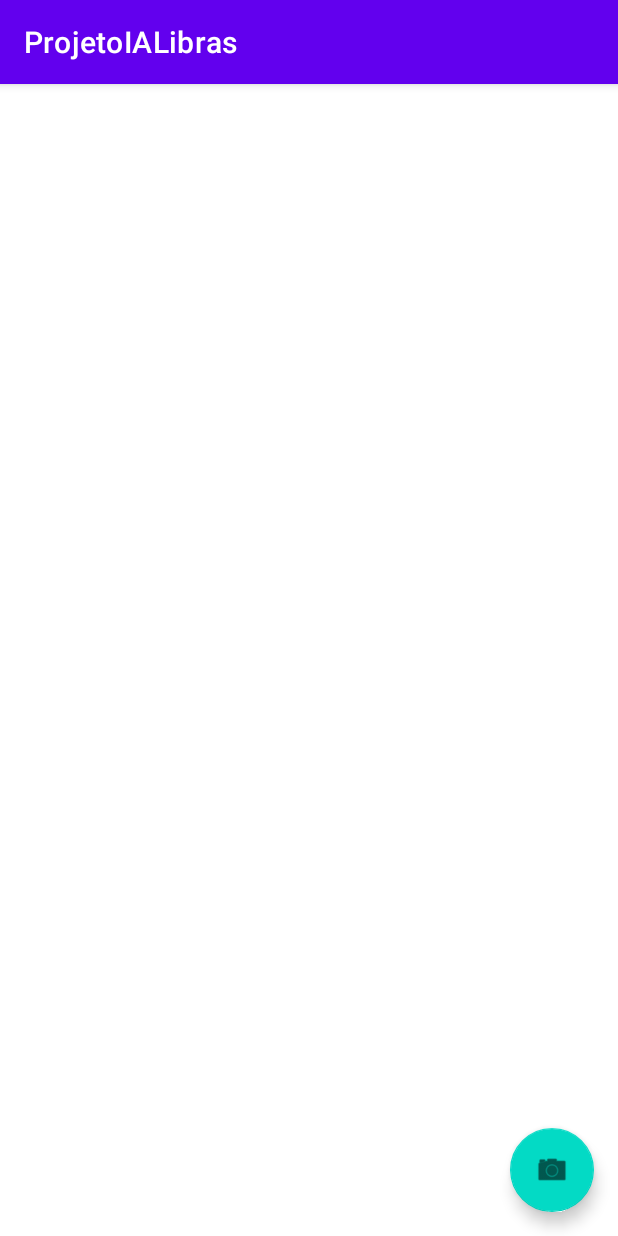
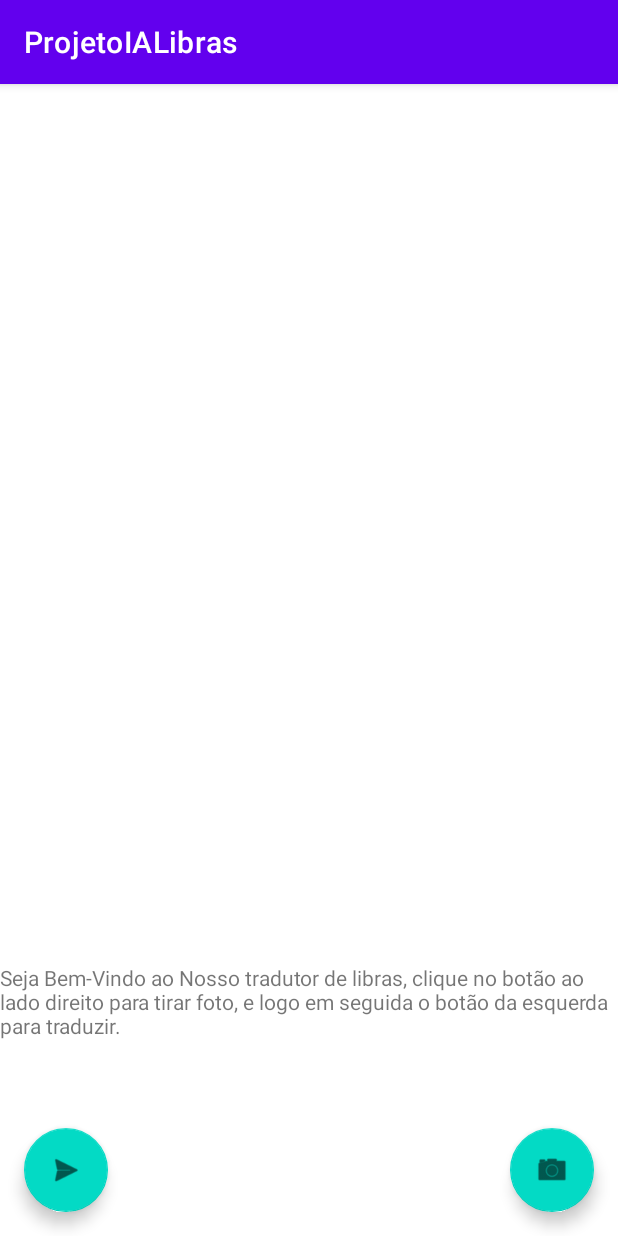
Before and after one commit to js-siqueira/ProjetoIALibras, an Android app: the screen it shows after launch (MainActivity), on a phone screen of 412 x 824 dp. Run offline under Robolectric (Android 15) with nearby library versions, the phone set to English and light mode, and no system bars.

Commit message:
Atualização de funcionalidade

```diff
--- a/app/src/main/res/layout/activity_main.xml
+++ b/app/src/main/res/layout/activity_main.xml
@@ -4,33 +4,51 @@
     xmlns:tools="http://schemas.android.com/tools"
     android:layout_width="match_parent"
     android:layout_height="match_parent"
+    android:visibility="visible"
     app:layout_behavior="@string/appbar_scrolling_view_behavior"
     tools:context=".MainActivity"
     tools:showIn="@layout/activity_main">
 
     <ImageView
         android:id="@+id/imagem"
-        android:contentDescription="Foto tirada"
+        android:layout_width="match_parent"
+        android:layout_height="wrap_content"
+        android:adjustViewBounds="true"
+        app:layout_constraintTop_toTopOf="parent" />
+
+    <TextView
+        android:id="@+id/textView"
         android:layout_width="wrap_content"
         android:layout_height="wrap_content"
-        app:layout_constraintRight_toLeftOf="parent"
-        tools:layout_constraintTop_creator="1"
-        tools:layout_constraintRight_creator="1"
-        tools:layout_constraintBottom_creator="1"
-        app:layout_constraintBottom_toTopOf="parent"
-        tools:layout_constraintLeft_creator="1"
+        android:text="Seja Bem-Vindo ao Nosso tradutor de libras, clique no botão ao lado direito para tirar foto, e logo em seguida o botão da esquerda para traduzir."
+        app:layout_constraintBottom_toBottomOf="parent"
+        app:layout_constraintHorizontal_bias="0.0"
         app:layout_constraintLeft_toLeftOf="parent"
-        app:layout_constraintTop_toTopOf="parent" />
+        app:layout_constraintRight_toRightOf="parent"
+        app:layout_constraintTop_toTopOf="parent"
+        app:layout_constraintVertical_bias="0.818"
+        tools:ignore="OnClick" />/>
 
     <com.google.android.material.floatingactionbutton.FloatingActionButton
         android:id="@+id/fab"
         android:layout_width="wrap_content"
         android:layout_height="wrap_content"
         android:layout_gravity="end|bottom"
+        android:layout_margin="16dp"
         android:src="@android:drawable/ic_menu_camera"
-        android:layout_margin="16dp"
+        app:layout_constraintBottom_toBottomOf="parent"
         app:layout_constraintEnd_toEndOf="parent"
-        app:layout_constraintBottom_toBottomOf="parent"
         tools:ignore="MissingConstraints" />
 
+    <com.google.android.material.floatingactionbutton.FloatingActionButton
+        android:id="@+id/btnSendPic"
+        android:layout_width="wrap_content"
+        android:layout_height="wrap_content"
+        android:layout_marginStart="16dp"
+        android:layout_marginBottom="16dp"
+        android:clickable="true"
+        app:layout_constraintBottom_toBottomOf="parent"
+        app:layout_constraintStart_toStartOf="parent"
+        app:srcCompat="@android:drawable/ic_menu_send" />
+
 </androidx.constraintlayout.widget.ConstraintLayout>
```
Also changed, not shown: app/src/main/AndroidManifest.xml (+5 -3 lines), app/src/main/java/br/com/ia/projetoialibras/Json.java (added, +53 -0 lines), app/src/main/java/br/com/ia/projetoialibras/MainActivity.java (+29 -2 lines).
